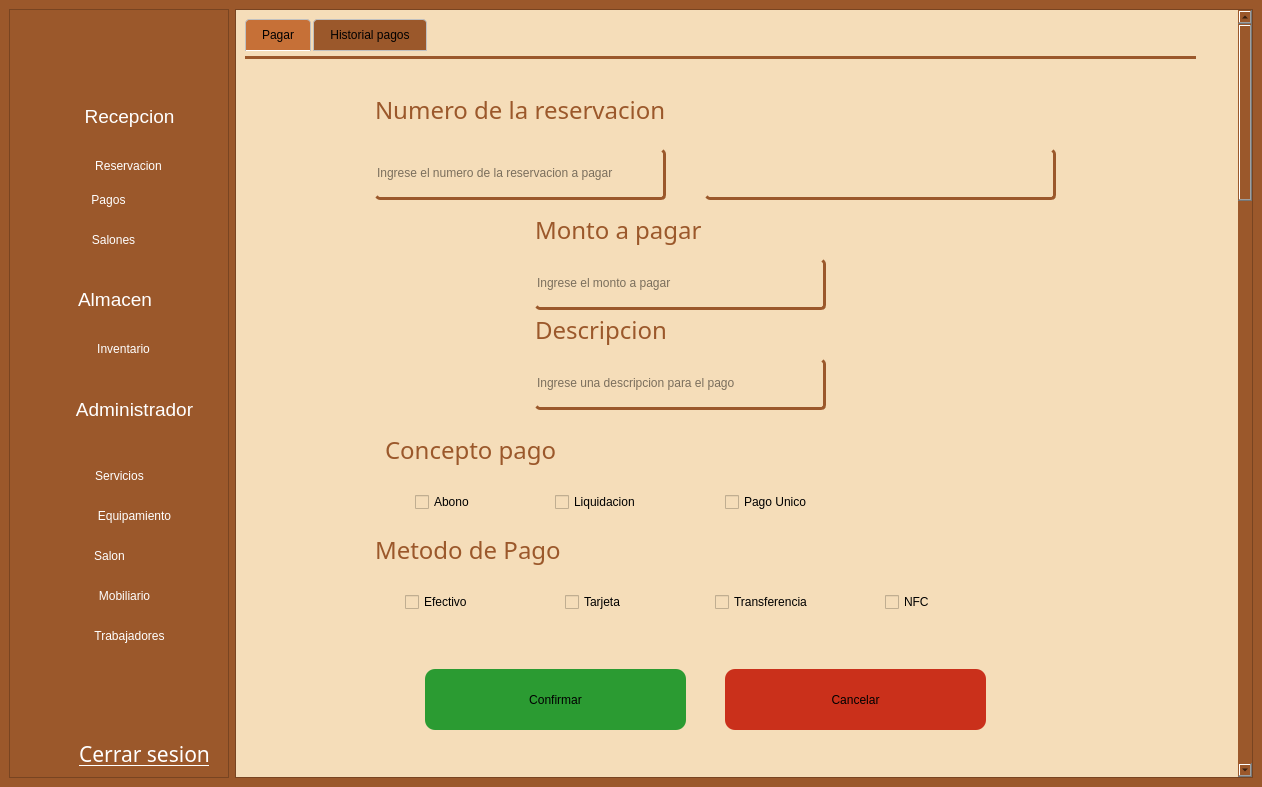
This is gui/admin_screen.ui in asp-laboratories/BookingRoom_Software as Qt 5 draws it before an edit. The edited form follows.
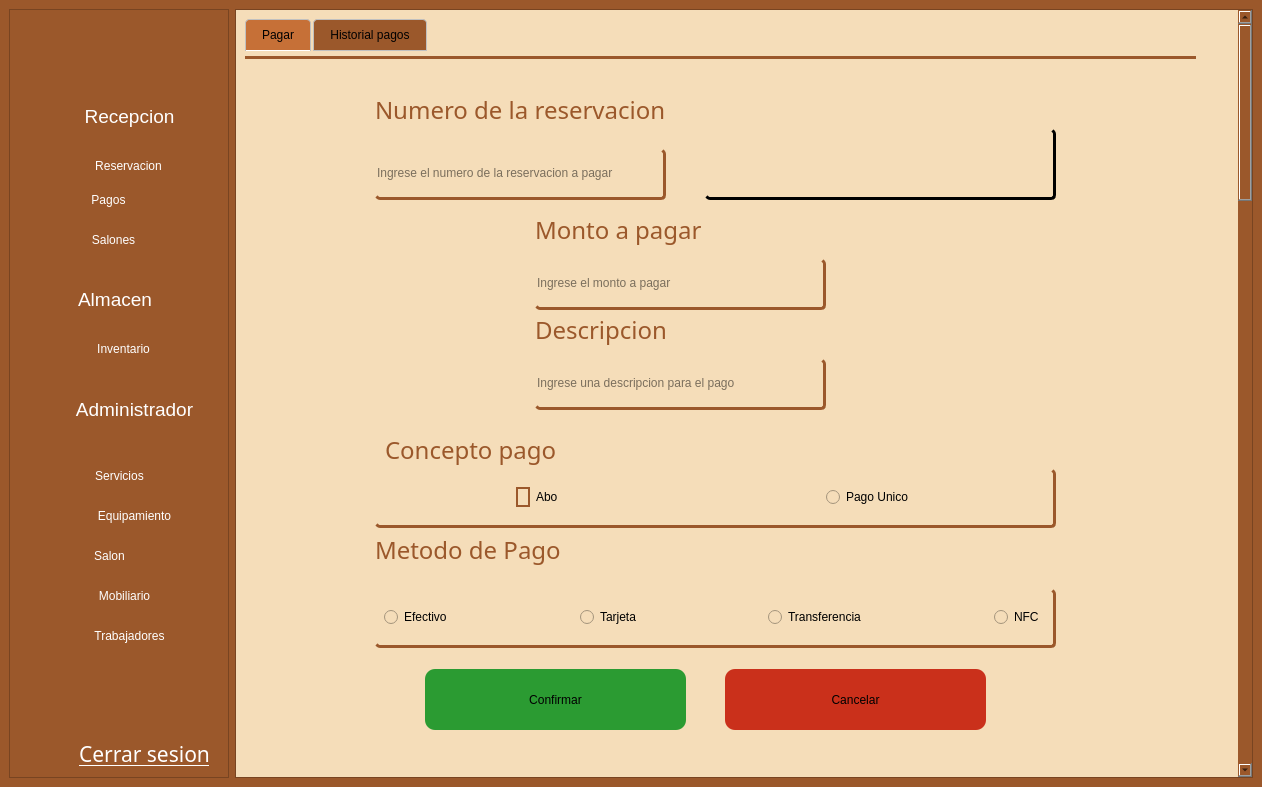
This is the edited form. The open tabs and pages were chosen to show the change. Icons and pictures are not drawn.

The edit to the form file:
```diff
--- a/gui/admin_screen.ui
+++ b/gui/admin_screen.ui
@@ -663,7 +663,7 @@
         <rect>
          <x>0</x>
          <y>0</y>
-         <width>1031</width>
+         <width>1004</width>
          <height>3200</height>
         </rect>
        </property>
@@ -6100,44 +6100,6 @@
                <string>Concepto pago</string>
               </property>
              </widget>
-             <widget class="QCheckBox" name="cbEfectivo">
-              <property name="geometry">
-               <rect>
-                <x>160</x>
-                <y>530</y>
-                <width>111</width>
-                <height>26</height>
-               </rect>
-              </property>
-              <property name="autoFillBackground">
-               <bool>false</bool>
-              </property>
-              <property name="styleSheet">
-               <string notr="true">color: rgb(0, 0, 0);</string>
-              </property>
-              <property name="text">
-               <string>Efectivo</string>
-              </property>
-             </widget>
-             <widget class="QCheckBox" name="cbTransferencia">
-              <property name="geometry">
-               <rect>
-                <x>470</x>
-                <y>530</y>
-                <width>111</width>
-                <height>26</height>
-               </rect>
-              </property>
-              <property name="autoFillBackground">
-               <bool>false</bool>
-              </property>
-              <property name="styleSheet">
-               <string notr="true">color: rgb(0, 0, 0);</string>
-              </property>
-              <property name="text">
-               <string>Transferencia</string>
-              </property>
-             </widget>
              <widget class="QPushButton" name="reConfirmar_2">
               <property name="geometry">
                <rect>
@@ -6225,25 +6187,6 @@
                <string>Monto a pagar</string>
               </property>
              </widget>
-             <widget class="QCheckBox" name="cbTarjeta">
-              <property name="geometry">
-               <rect>
-                <x>320</x>
-                <y>530</y>
-                <width>111</width>
-                <height>26</height>
-               </rect>
-              </property>
-              <property name="autoFillBackground">
-               <bool>false</bool>
-              </property>
-              <property name="styleSheet">
-               <string notr="true">color: rgb(0, 0, 0);</string>
-              </property>
-              <property name="text">
-               <string>Tarjeta</string>
-              </property>
-             </widget>
              <widget class="QLabel" name="lNombreS_21">
               <property name="geometry">
                <rect>
@@ -6268,25 +6211,6 @@
                <string>Descripcion</string>
               </property>
              </widget>
-             <widget class="QCheckBox" name="cbNFC">
-              <property name="geometry">
-               <rect>
-                <x>640</x>
-                <y>530</y>
-                <width>111</width>
-                <height>26</height>
-               </rect>
-              </property>
-              <property name="autoFillBackground">
-               <bool>false</bool>
-              </property>
-              <property name="styleSheet">
-               <string notr="true">color: rgb(0, 0, 0);</string>
-              </property>
-              <property name="text">
-               <string>NFC</string>
-              </property>
-             </widget>
              <widget class="QLineEdit" name="reDescripcion_2">
               <property name="geometry">
                <rect>
@@ -6309,63 +6233,6 @@
                <string>Ingrese una descripcion para el pago</string>
               </property>
              </widget>
-             <widget class="QCheckBox" name="cbUnico">
-              <property name="geometry">
-               <rect>
-                <x>480</x>
-                <y>430</y>
-                <width>111</width>
-                <height>26</height>
-               </rect>
-              </property>
-              <property name="autoFillBackground">
-               <bool>false</bool>
-              </property>
-              <property name="styleSheet">
-               <string notr="true">color: rgb(0, 0, 0);</string>
-              </property>
-              <property name="text">
-               <string>Pago Unico</string>
-              </property>
-             </widget>
-             <widget class="QCheckBox" name="cbLiquidacion">
-              <property name="geometry">
-               <rect>
-                <x>310</x>
-                <y>430</y>
-                <width>111</width>
-                <height>26</height>
-               </rect>
-              </property>
-              <property name="autoFillBackground">
-               <bool>false</bool>
-              </property>
-              <property name="styleSheet">
-               <string notr="true">color: rgb(0, 0, 0);</string>
-              </property>
-              <property name="text">
-               <string>Liquidacion</string>
-              </property>
-             </widget>
-             <widget class="QCheckBox" name="cbAbono">
-              <property name="geometry">
-               <rect>
-                <x>170</x>
-                <y>430</y>
-                <width>111</width>
-                <height>26</height>
-               </rect>
-              </property>
-              <property name="autoFillBackground">
-               <bool>false</bool>
-              </property>
-              <property name="styleSheet">
-               <string notr="true">color: rgb(0, 0, 0);</string>
-              </property>
-              <property name="text">
-               <string>Abono</string>
-              </property>
-             </widget>
              <widget class="QLineEdit" name="reMontoPago">
               <property name="geometry">
                <rect>
@@ -6392,16 +6259,17 @@
               <property name="geometry">
                <rect>
                 <x>460</x>
-                <y>90</y>
+                <y>70</y>
                 <width>351</width>
-                <height>51</height>
+                <height>71</height>
                </rect>
               </property>
               <property name="styleSheet">
                <string notr="true">color: rgb(0, 0, 0);
 border-radius: 5px;
-border-bottom: 3px solid rgba(155, 88, 43, 1.0);
-border-right: 3px solid  rgba(155, 88, 43, 1.0);</string>
+border-bottom: 3px solid rgb(0, 0, 0);
+border-right: 3px solid  rgb(0, 0, 0);
+</string>
               </property>
               <property name="undoRedoEnabled">
                <bool>true</bool>
@@ -6434,6 +6302,218 @@
                <string>Metodo de Pago</string>
               </property>
              </widget>
+             <widget class="QGroupBox" name="groupBox_3">
+              <property name="geometry">
+               <rect>
+                <x>130</x>
+                <y>410</y>
+                <width>681</width>
+                <height>59</height>
+               </rect>
+              </property>
+              <property name="styleSheet">
+               <string notr="true">QGroupBox{
+color: rgb(0, 0, 0);
+border-radius: 5px;
+border-bottom: 3px solid rgba(155, 88, 43, 1.0);
+border-right: 3px solid  rgba(155, 88, 43, 1.0);
+}</string>
+              </property>
+              <property name="title">
+               <string/>
+              </property>
+              <layout class="QGridLayout" name="gridLayout">
+               <item row="0" column="2">
+                <spacer name="horizontalSpacer">
+                 <property name="orientation">
+                  <enum>Qt::Orientation::Horizontal</enum>
+                 </property>
+                 <property name="sizeHint" stdset="0">
+                  <size>
+                   <width>118</width>
+                   <height>20</height>
+                  </size>
+                 </property>
+                </spacer>
+               </item>
+               <item row="0" column="4">
+                <widget class="QRadioButton" name="cbUnico">
+                 <property name="styleSheet">
+                  <string notr="true">color: Black</string>
+                 </property>
+                 <property name="text">
+                  <string>Pago Unico</string>
+                 </property>
+                </widget>
+               </item>
+               <item row="0" column="1">
+                <widget class="QRadioButton" name="cbAbono">
+                 <property name="styleSheet">
+                  <string notr="true">QRadioButton{
+	color: Black;
+}
+
+QRadioButton::indicator{
+	color:rgba(155, 88, 43, 1.0)
+	width: 16px;            
+    height: 16px;           
+    border-radius: 9px;   
+    border: 2px solid #9b582b;
+}
+
+QRadioButton::indicator:hover{
+	border: 2px solid #c7837c;
+	background-color: rgb(149, 191, 255);
+}</string>
+                 </property>
+                 <property name="text">
+                  <string>Abono</string>
+                 </property>
+                </widget>
+               </item>
+               <item row="0" column="3">
+                <spacer name="horizontalSpacer_2">
+                 <property name="orientation">
+                  <enum>Qt::Orientation::Horizontal</enum>
+                 </property>
+                 <property name="sizeHint" stdset="0">
+                  <size>
+                   <width>40</width>
+                   <height>20</height>
+                  </size>
+                 </property>
+                </spacer>
+               </item>
+               <item row="0" column="0">
+                <spacer name="horizontalSpacer_3">
+                 <property name="orientation">
+                  <enum>Qt::Orientation::Horizontal</enum>
+                 </property>
+                 <property name="sizeHint" stdset="0">
+                  <size>
+                   <width>40</width>
+                   <height>20</height>
+                  </size>
+                 </property>
+                </spacer>
+               </item>
+               <item row="0" column="5">
+                <spacer name="horizontalSpacer_4">
+                 <property name="orientation">
+                  <enum>Qt::Orientation::Horizontal</enum>
+                 </property>
+                 <property name="sizeHint" stdset="0">
+                  <size>
+                   <width>40</width>
+                   <height>20</height>
+                  </size>
+                 </property>
+                </spacer>
+               </item>
+              </layout>
+             </widget>
+             <widget class="QGroupBox" name="groupBox_4">
+              <property name="geometry">
+               <rect>
+                <x>130</x>
+                <y>530</y>
+                <width>681</width>
+                <height>59</height>
+               </rect>
+              </property>
+              <property name="styleSheet">
+               <string notr="true">QGroupBox{
+color: rgb(0, 0, 0);
+border-radius: 5px;
+border-bottom: 3px solid rgba(155, 88, 43, 1.0);
+border-right: 3px solid  rgba(155, 88, 43, 1.0);
+}</string>
+              </property>
+              <property name="title">
+               <string/>
+              </property>
+              <layout class="QGridLayout" name="gridLayout_2">
+               <item row="1" column="7">
+                <widget class="QRadioButton" name="cbNFC">
+                 <property name="styleSheet">
+                  <string notr="true">color: Black</string>
+                 </property>
+                 <property name="text">
+                  <string>NFC</string>
+                 </property>
+                </widget>
+               </item>
+               <item row="1" column="1">
+                <widget class="QRadioButton" name="cbEfectivo">
+                 <property name="styleSheet">
+                  <string notr="true">color: Black</string>
+                 </property>
+                 <property name="text">
+                  <string>Efectivo</string>
+                 </property>
+                </widget>
+               </item>
+               <item row="1" column="5">
+                <widget class="QRadioButton" name="cbTransferencia">
+                 <property name="styleSheet">
+                  <string notr="true">color: Black</string>
+                 </property>
+                 <property name="text">
+                  <string>Transferencia</string>
+                 </property>
+                </widget>
+               </item>
+               <item row="1" column="3">
+                <widget class="QRadioButton" name="cbTarjeta">
+                 <property name="styleSheet">
+                  <string notr="true">color: Black</string>
+                 </property>
+                 <property name="text">
+                  <string>Tarjeta</string>
+                 </property>
+                </widget>
+               </item>
+               <item row="1" column="4">
+                <spacer name="horizontalSpacer_6">
+                 <property name="orientation">
+                  <enum>Qt::Orientation::Horizontal</enum>
+                 </property>
+                 <property name="sizeHint" stdset="0">
+                  <size>
+                   <width>40</width>
+                   <height>20</height>
+                  </size>
+                 </property>
+                </spacer>
+               </item>
+               <item row="1" column="2">
+                <spacer name="horizontalSpacer_5">
+                 <property name="orientation">
+                  <enum>Qt::Orientation::Horizontal</enum>
+                 </property>
+                 <property name="sizeHint" stdset="0">
+                  <size>
+                   <width>40</width>
+                   <height>20</height>
+                  </size>
+                 </property>
+                </spacer>
+               </item>
+               <item row="1" column="6">
+                <spacer name="horizontalSpacer_7">
+                 <property name="orientation">
+                  <enum>Qt::Orientation::Horizontal</enum>
+                 </property>
+                 <property name="sizeHint" stdset="0">
+                  <size>
+                   <width>40</width>
+                   <height>20</height>
+                  </size>
+                 </property>
+                </spacer>
+               </item>
+              </layout>
+             </widget>
             </widget>
             <widget class="QWidget" name="tab_26">
              <attribute name="title">
```
Left out of the diff: 256 changed lines with no effect on the pictures.
